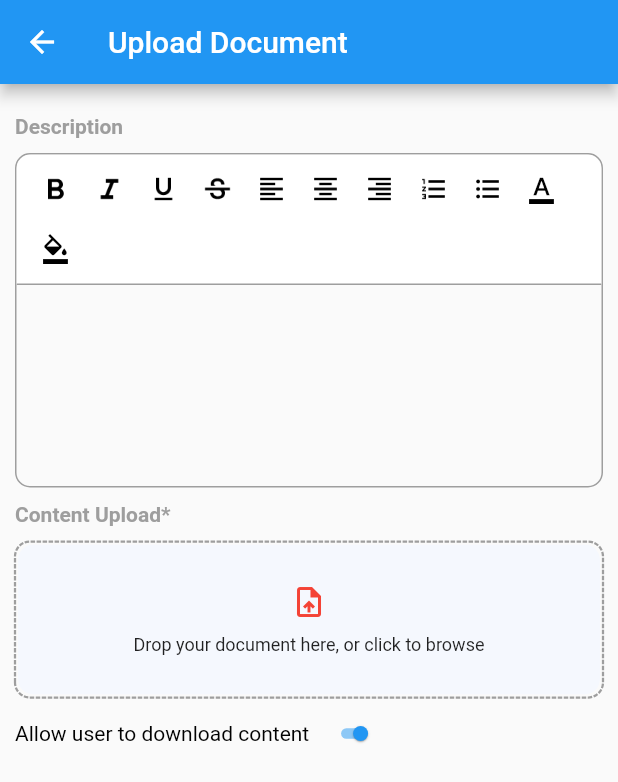
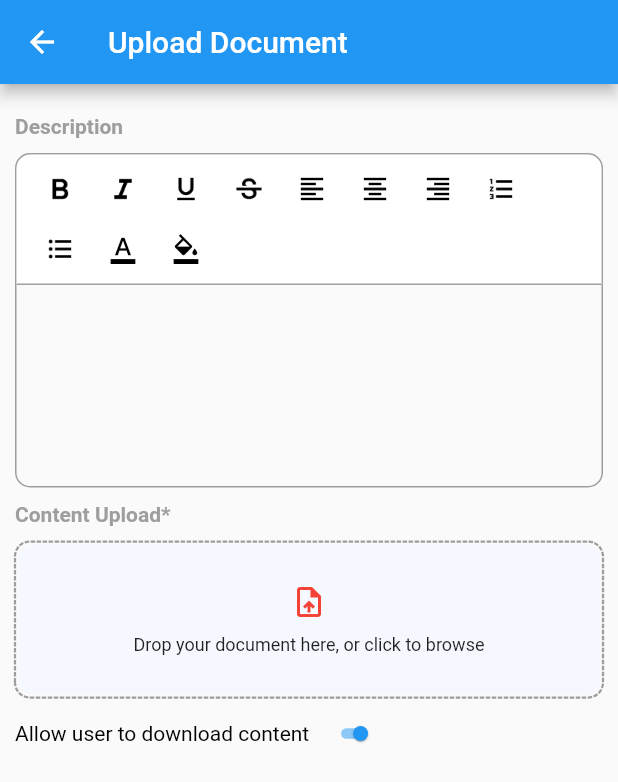
Before and after one commit to arunkumarchauhan/novastrid, a Flutter app: the screen it shows after launch, on a phone screen of 412 x 824 dp. Shown: the top 782 px of the screen. Run offline on Flutter 3.47's test engine with Material 2 defaults, Android fonts, the phone set to English and light mode, and no system bars; drawn by our look-alikes of dotted_border; our stand-ins replace bloc, equatable, file_picker, flutter_bloc, flutter_colorpicker; missing offline and left inert: desktop_drop, download.

Commit message:
text formating added

```diff
--- a/lib/common/ui/widgets/app_icon_button.dart
+++ b/lib/common/ui/widgets/app_icon_button.dart
@@ -1,14 +1,17 @@
 import 'package:flutter/material.dart';
 
 class AppIconButton extends StatelessWidget {
-  const AppIconButton(
-      {super.key,
-      required this.onPresed,
-      required this.icon,
-      this.backgroundColor});
+  const AppIconButton({
+    super.key,
+    required this.onPresed,
+    required this.icon,
+    this.backgroundColor,
+    this.iconColor,
+  });
   final Function onPresed;
   final IconData icon;
   final Color? backgroundColor;
+  final Color? iconColor;
   @override
   Widget build(BuildContext context) {
     return InkWell(
@@ -16,11 +19,12 @@ class AppIconButton extends StatelessWidget {
       child: Container(
         height: 30,
         width: 36,
+        margin: const EdgeInsets.symmetric(horizontal: 3),
         padding: const EdgeInsets.symmetric(horizontal: 8, vertical: 5),
         color: backgroundColor ?? Colors.white,
         child: Icon(
           icon,
-          color: Colors.black,
+          color: iconColor ?? Colors.black,
           size: 20,
         ),
       ),
--- a/lib/common/ui/widgets/app_image_button.dart
+++ b/lib/common/ui/widgets/app_image_button.dart
@@ -18,6 +18,7 @@ class AppImageButton extends StatelessWidget {
       child: Container(
         height: 30,
         width: 36,
+        margin: const EdgeInsets.symmetric(horizontal: 3),
         padding: const EdgeInsets.symmetric(horizontal: 8, vertical: 5),
         color: backgroundColor ?? Colors.white,
         child: Image.asset(
```
Also changed, not shown: lib/feature/home/presentation/home_page.dart (+50 -67 lines), lib/utils/extensions.dart (added, +51 -0 lines).
